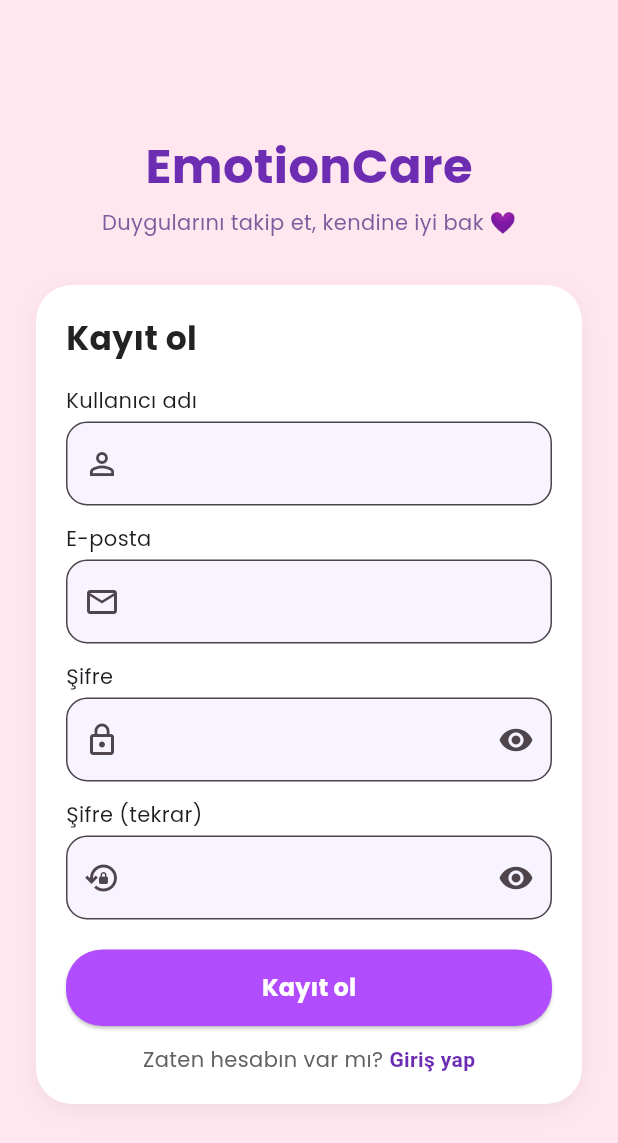
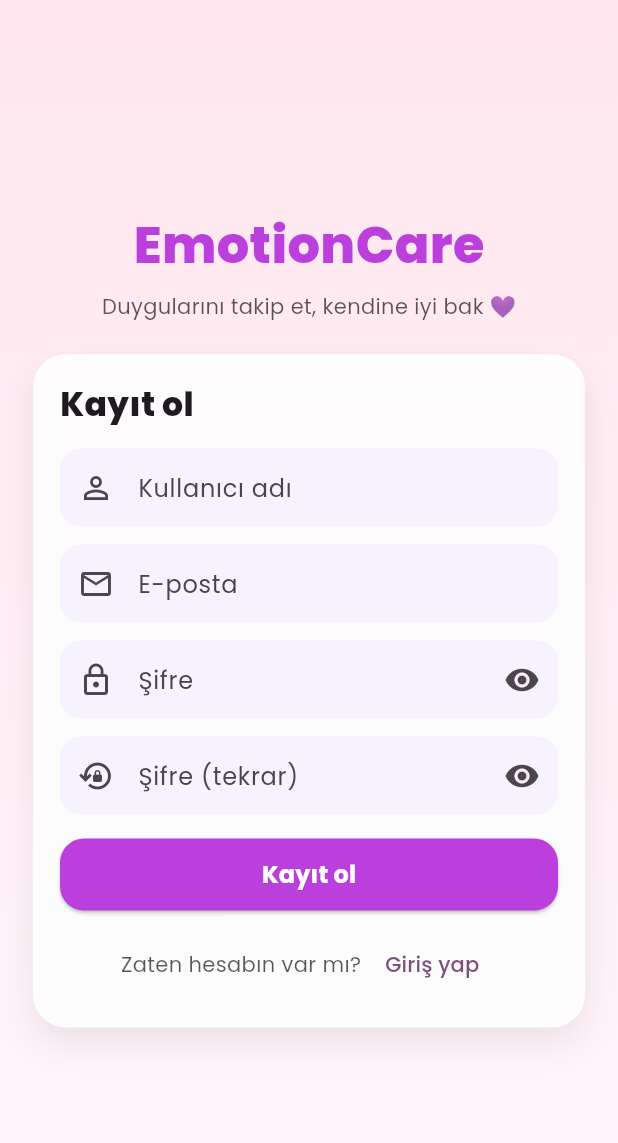
Before and after one commit to HilalNisaCan/EmotionCare, a Flutter app: the RegisterPage screen opened directly, on a phone screen of 412 x 824 dp. Shown: the top 1143 px of the screen. Run offline on Flutter 3.47's test engine with Material 3 defaults, Android fonts, the light colour scheme and no system bars; our stand-ins replace firebase_auth, firebase_core, flutter_riverpod, google_fonts, image_picker, just_audio and 1 more; missing offline and left inert: audio_session; accounts and stored records are empty.

Commit message:
zeynep register page'i düzenledi

```diff
--- a/lib/pages/auth/register_page.dart
+++ b/lib/pages/auth/register_page.dart
@@ -1,353 +1,292 @@
 import 'package:flutter/material.dart';
-// Eğer LoginPage'e geri dönmek için kullanıyorsan (klasör yolunu sizdeki gibi düzelt):
-// import 'login_page.dart';
+import 'package:firebase_auth/firebase_auth.dart';
+
+import 'login_page.dart';
 
 class RegisterPage extends StatefulWidget {
-  const RegisterPage({Key? key}) : super(key: key);
+  const RegisterPage({super.key});
 
   @override
   State<RegisterPage> createState() => _RegisterPageState();
 }
 
 class _RegisterPageState extends State<RegisterPage> {
-  final _formKey = GlobalKey<FormState>();
+  final _usernameCtrl = TextEditingController();
+  final _emailCtrl = TextEditingController();
+  final _passCtrl = TextEditingController();
+  final _pass2Ctrl = TextEditingController();
 
-  final TextEditingController _usernameController = TextEditingController();
-  final TextEditingController _emailController    = TextEditingController();
-  final TextEditingController _passwordController = TextEditingController();
-  final TextEditingController _confirmController  = TextEditingController();
-
-  bool _isPasswordVisible        = false;
-  bool _isConfirmPasswordVisible = false;
-  bool _isLoading                = false;
+  bool _loading = false;
+  bool _obscure1 = true;
+  bool _obscure2 = true;
 
   @override
   void dispose() {
-    _usernameController.dispose();
-    _emailController.dispose();
-    _passwordController.dispose();
-    _confirmController.dispose();
+    _usernameCtrl.dispose();
+    _emailCtrl.dispose();
+    _passCtrl.dispose();
+    _pass2Ctrl.dispose();
     super.dispose();
   }
 
-  bool _isValidEmail(String value) {
-    final emailRegex = RegExp(
-      r'^[\w\.\-]+@([\w\-]+\.)+[\w\-]{2,4}$',
+  void _snack(String msg) {
+    if (!mounted) return;
+    ScaffoldMessenger.of(context).showSnackBar(
+      SnackBar(content: Text(msg)),
     );
-    return emailRegex.hasMatch(value);
   }
 
-  Future<void> _onRegisterPressed() async {
-    // Form geçerli mi?
-    if (!_formKey.currentState!.validate()) return;
+  String _prettyFirebaseError(Object e) {
+    if (e is FirebaseAuthException) {
+      switch (e.code) {
+        case 'email-already-in-use':
+          return 'Bu e-posta zaten kullanılıyor.';
+        case 'invalid-email':
+          return 'E-posta formatı geçersiz.';
+        case 'weak-password':
+          return 'Şifre çok zayıf. En az 6 karakter olmalı.';
+        case 'operation-not-allowed':
+          return 'Email/Password giriş yöntemi Firebase Console’da kapalı. Açman lazım.';
+        case 'configuration-not-found':
+          return 'Firebase yapılandırması bulunamadı. (google-services.json / firebase_options.dart / init kontrol)';
+        default:
+          return 'Hata: ${e.message ?? e.code}';
+      }
+    }
+    return 'Beklenmeyen hata: $e';
+  }
 
-    // Loading başlat
-    setState(() => _isLoading = true);
+  Future<void> _register() async {
+    final username = _usernameCtrl.text.trim();
+    final email = _emailCtrl.text.trim();
+    final pass = _passCtrl.text;
+    final pass2 = _pass2Ctrl.text;
+
+    if (username.isEmpty) {
+      _snack('Kullanıcı adı boş olamaz.');
+      return;
+    }
+    if (email.isEmpty) {
+      _snack('E-posta boş olamaz.');
+      return;
+    }
+    if (pass.length < 6) {
+      _snack('Şifre en az 6 karakter olmalı.');
+      return;
+    }
+    if (pass != pass2) {
+      _snack('Şifreler uyuşmuyor.');
+      return;
+    }
+
+    setState(() => _loading = true);
 
     try {
-      // 🔹 ŞU AN BURADA SADECE SAHTE BİR BEKLEME VAR
-      // Firebase Auth bağlanınca buraya:
-      // await FirebaseAuth.instance.createUserWithEmailAndPassword(
-      //   email: _emailController.text.trim(),
-      //   password: _passwordController.text.trim(),
-      // );
-      //
-      // ve Firestore'a username yazma kodu eklenecek.
+      final cred = await FirebaseAuth.instance.createUserWithEmailAndPassword(
+        email: email,
+        password: pass,
+      );
 
-      await Future.delayed(const Duration(seconds: 1));
+      await cred.user?.updateDisplayName(username);
+
+      _snack('Kayıt başarılı! Şimdi giriş yapabilirsin.');
 
       if (!mounted) return;
-
-      ScaffoldMessenger.of(context).showSnackBar(
-        const SnackBar(
-          content: Text('Kayıt başarılı! (Firebase bağlanınca gerçek kayıt yapılacak)'),
-        ),
+      Navigator.pushReplacement(
+        context,
+        MaterialPageRoute(builder: (_) => const LoginPage()),
       );
-
-      // Başarılı kayıt sonrası ne yapmak istiyorsan buraya koy:
-      // Örnek: login ekranına dön
-      // Navigator.pop(context);
-
-      // veya home / dashboard'a geç (class ismini sizdeki dosyaya göre değiştir):
-      // Navigator.pushReplacement(
-      //   context,
-      //   MaterialPageRoute(builder: (_) => const HomePage()),
-      // );
-
     } catch (e) {
-      if (!mounted) return;
-      ScaffoldMessenger.of(context).showSnackBar(
-        SnackBar(content: Text('Kayıt sırasında bir hata oluştu: $e')),
-      );
+      _snack(_prettyFirebaseError(e));
     } finally {
-      if (mounted) {
-        setState(() => _isLoading = false); // 🔴 HER DURUMDA LOADING KAPANIYOR
-      }
+      if (mounted) setState(() => _loading = false);
     }
   }
 
   @override
   Widget build(BuildContext context) {
-    final theme = Theme.of(context);
+    final purple = const Color.fromARGB(255, 187, 63, 221);
+
+
+    InputDecoration deco({
+      required String label,
+      required String hint,
+      required IconData icon,
+      Widget? suffix,
+    }) {
+      return InputDecoration(
+        labelText: label,
+        hintText: hint,
+        prefixIcon: Icon(icon),
+        suffixIcon: suffix,
+        filled: true,
+        fillColor: const Color(0xFFF6F2FF),
+        border: OutlineInputBorder(
+          borderRadius: BorderRadius.circular(14),
+          borderSide: BorderSide.none,
+        ),
+        contentPadding: const EdgeInsets.symmetric(horizontal: 16, vertical: 14),
+      );
+    }
 
     return Scaffold(
-      backgroundColor: const Color(0xFFFFE6EF),
-      body: SafeArea(
+      body: Container(
+        decoration: const BoxDecoration(
+          gradient: LinearGradient(
+            begin: Alignment.topCenter,
+            end: Alignment.bottomCenter,
+            colors: [Color(0xFFFFE6EF), Color(0xFFFFF6FB)],
+          ),
+        ),
+        child: SafeArea(
           child: Center(
             child: SingleChildScrollView(
-            padding: const EdgeInsets.symmetric(horizontal: 24, vertical: 16),
+              padding: const EdgeInsets.symmetric(horizontal: 22, vertical: 18),
+              child: ConstrainedBox(
+                constraints: const BoxConstraints(maxWidth: 420),
                 child: Column(
-              crossAxisAlignment: CrossAxisAlignment.center,
                   children: [
-                const Text(
+                    Text(
                       'EmotionCare',
                       style: TextStyle(
-                    fontSize: 32,
-                    fontWeight: FontWeight.bold,
-                    color: Color(0xFF6C2DB3),
+                        fontSize: 34,
+                        fontWeight: FontWeight.w800,
+                        color: purple,
                       ),
                     ),
-                const SizedBox(height: 4),
-                const Text(
+                    const SizedBox(height: 6),
+                    Text(
                       'Duygularını takip et, kendine iyi bak 💜',
-                  style: TextStyle(
-                    fontSize: 14,
-                    color: Color(0xFF7D5C9E),
+                      style: TextStyle(color: Colors.black.withOpacity(0.65)),
                     ),
-                ),
-                const SizedBox(height: 32),
-
-                // Beyaz kart
+                    const SizedBox(height: 22),
                     Container(
-                  padding: const EdgeInsets.all(20),
+                      padding: const EdgeInsets.all(18),
                       decoration: BoxDecoration(
-                    color: Colors.white,
-                    borderRadius: BorderRadius.circular(24),
+                        color: Colors.white.withOpacity(0.9),
+                        borderRadius: BorderRadius.circular(22),
                         boxShadow: [
                           BoxShadow(
-                        color: Colors.black.withOpacity(0.05),
-                        blurRadius: 12,
-                        offset: const Offset(0, 4),
-                      ),
+                            blurRadius: 20,
+                            color: Colors.black.withOpacity(0.08),
+                            offset: const Offset(0, 10),
+                          )
                         ],
                       ),
-                  child: Form(
-                    key: _formKey,
                       child: Column(
-                      crossAxisAlignment: CrossAxisAlignment.start,
+                        crossAxisAlignment: CrossAxisAlignment.stretch,
                         children: [
                           const Text(
                             'Kayıt ol',
-                          style: TextStyle(
-                            fontSize: 22,
-                            fontWeight: FontWeight.bold,
-                            color: Colors.black87,
+                            style: TextStyle(fontSize: 22, fontWeight: FontWeight.w800),
+                          ),
+                          const SizedBox(height: 14),
+                          TextField(
+                            controller: _usernameCtrl,
+                            textInputAction: TextInputAction.next,
+                            autofillHints: const [AutofillHints.username],
+                            decoration: deco(
+                              label: 'Kullanıcı adı',
+                              hint: '...',
+                              icon: Icons.person_outline,
+                            ),
+                          ),
+                          const SizedBox(height: 12),
+                          TextField(
+                            controller: _emailCtrl,
+                            keyboardType: TextInputType.emailAddress,
+                            textInputAction: TextInputAction.next,
+                            autofillHints: const [AutofillHints.email],
+                            decoration: deco(
+                              label: 'E-posta',
+                              hint: '...@gmail.com',
+                              icon: Icons.mail_outline,
+                            ),
+                          ),
+                          const SizedBox(height: 12),
+                          TextField(
+                            controller: _passCtrl,
+                            obscureText: _obscure1,
+                            textInputAction: TextInputAction.next,
+                            autofillHints: const [AutofillHints.newPassword],
+                            decoration: deco(
+                              label: 'Şifre',
+                              hint: 'en az 6 karakter',
+                              icon: Icons.lock_outline,
+                              suffix: IconButton(
+                                onPressed: () => setState(() => _obscure1 = !_obscure1),
+                                icon: Icon(_obscure1 ? Icons.visibility : Icons.visibility_off),
+                              ),
+                            ),
+                          ),
+                          const SizedBox(height: 12),
+                          TextField(
+                            controller: _pass2Ctrl,
+                            obscureText: _obscure2,
+                            textInputAction: TextInputAction.done,
+                            autofillHints: const [AutofillHints.newPassword],
+                            decoration: deco(
+                              label: 'Şifre (tekrar)',
+                              hint: 'şifreni tekrar yaz',
+                              icon: Icons.lock_reset_outlined,
+                              suffix: IconButton(
+                                onPressed: () => setState(() => _obscure2 = !_obscure2),
+                                icon: Icon(_obscure2 ? Icons.visibility : Icons.visibility_off),
+                              ),
                             ),
                           ),
                           const SizedBox(height: 16),
 
-                        // Kullanıcı adı
-                        const Text('Kullanıcı adı'),
-                        const SizedBox(height: 4),
-                        TextFormField(
-                          controller: _usernameController,
-                          decoration: InputDecoration(
-                            prefixIcon: const Icon(Icons.person_outline),
-
-                            border: OutlineInputBorder(
-                              borderRadius: BorderRadius.circular(14),
-                            ),
-                            filled: true,
-                            fillColor: const Color(0xFFF7F3FF),
-                          ),
-                          validator: (value) {
-                            if (value == null || value.trim().isEmpty) {
-                              return 'Kullanıcı adı boş olamaz';
-                            }
-                            return null;
-                          },
-                        ),
-                        const SizedBox(height: 12),
-
-                        // E-posta
-                        const Text('E-posta'),
-                        const SizedBox(height: 4),
-                        TextFormField(
-                          controller: _emailController,
-                          keyboardType: TextInputType.emailAddress,
-                          decoration: InputDecoration(
-                            prefixIcon: const Icon(Icons.email_outlined),
-
-                            border: OutlineInputBorder(
-                              borderRadius: BorderRadius.circular(14),
-                            ),
-                            filled: true,
-                            fillColor: const Color(0xFFF7F3FF),
-                          ),
-                          validator: (value) {
-                            final text = value?.trim() ?? '';
-                            if (text.isEmpty) {
-                              return 'E-posta boş olamaz';
-                            }
-                            if (!_isValidEmail(text)) {
-                              return 'Lütfen geçerli bir e-posta gir';
-                            }
-                            return null;
-                          },
-                        ),
-                        const SizedBox(height: 12),
-
-                        // Şifre
-                        const Text('Şifre'),
-                        const SizedBox(height: 4),
-                        TextFormField(
-                          controller: _passwordController,
-                          obscureText: !_isPasswordVisible,
-                          decoration: InputDecoration(
-                            prefixIcon: const Icon(Icons.lock_outline),
-                            suffixIcon: IconButton(
-                              icon: Icon(
-                                _isPasswordVisible
-                                    ? Icons.visibility_off
-                                    : Icons.visibility,
-                              ),
-                              onPressed: () {
-                                setState(() {
-                                  _isPasswordVisible = !_isPasswordVisible;
-                                });
-                              },
-                            ),
-
-                            border: OutlineInputBorder(
-                              borderRadius: BorderRadius.circular(14),
-                            ),
-                            filled: true,
-                            fillColor: const Color(0xFFF7F3FF),
-                          ),
-                          validator: (value) {
-                            final text = value ?? '';
-                            if (text.isEmpty) {
-                              return 'Şifre boş olamaz';
-                            }
-                            if (text.length < 6) {
-                              return 'Şifre en az 6 karakter olmalı';
-                            }
-                            return null;
-                          },
-                        ),
-                        const SizedBox(height: 12),
-
-                        // Şifre tekrar
-                        const Text('Şifre (tekrar)'),
-                        const SizedBox(height: 4),
-                        TextFormField(
-                          controller: _confirmController,
-                          obscureText: !_isConfirmPasswordVisible,
-                          decoration: InputDecoration(
-                            prefixIcon: const Icon(Icons.lock_reset_outlined),
-                            suffixIcon: IconButton(
-                              icon: Icon(
-                                _isConfirmPasswordVisible
-                                    ? Icons.visibility_off
-                                    : Icons.visibility,
-                              ),
-                              onPressed: () {
-                                setState(() {
-                                  _isConfirmPasswordVisible =
-                                      !_isConfirmPasswordVisible;
-                                });
-                              },
-                            ),
-
-                            border: OutlineInputBorder(
-                              borderRadius: BorderRadius.circular(14),
-                            ),
-                            filled: true,
-                            fillColor: const Color(0xFFF7F3FF),
-                          ),
-                          validator: (value) {
-                            if (value == null || value.isEmpty) {
-                              return 'Lütfen şifreni tekrar gir';
-                            }
-                            if (value != _passwordController.text) {
-                              return 'Şifreler eşleşmiyor';
-                            }
-                            return null;
-                          },
-                        ),
-                        const SizedBox(height: 20),
-
-                        // KAYIT OL BUTONU
+                          // ✅ BUTON DÜZELTİLDİ: yazı beyaz + disabled halde kaybolmuyor
                           SizedBox(
-                          width: double.infinity,
+                            height: 48,
                             child: ElevatedButton(
-                            onPressed: _isLoading ? null : _onRegisterPressed,
+                              onPressed: _loading ? null : _register,
                               style: ElevatedButton.styleFrom(
-                              backgroundColor: const Color(0xFFB14DFF),
-                              padding:
-                                  const EdgeInsets.symmetric(vertical: 14),
+                                backgroundColor: purple,
+                                foregroundColor: Colors.white, // ✅ yazı rengi
+                                disabledBackgroundColor: Colors.grey.shade300,
+                                disabledForegroundColor: Colors.white70, // ✅ disabled yazı görünür
                                 shape: RoundedRectangleBorder(
-                                borderRadius: BorderRadius.circular(24),
+                                  borderRadius: BorderRadius.circular(16),
                                 ),
                               ),
-                            child: _isLoading
+                              child: _loading
                                   ? const SizedBox(
-                                    height: 20,
-                                    width: 20,
+                                      width: 22,
+                                      height: 22,
                                       child: CircularProgressIndicator(
-                                      strokeWidth: 2,
-                                      valueColor:
-                                          AlwaysStoppedAnimation(Colors.white),
+                                        strokeWidth: 2.5,
+                                        color: Colors.white, // ✅ loading rengi
                                       ),
                                     )
                                   : const Text(
                                       'Kayıt ol',
-                                    style: TextStyle(
-                                      fontSize: 16,
-                                      fontWeight: FontWeight.bold,
-                                      color: Colors.white,
+                                      style: TextStyle(fontSize: 16, fontWeight: FontWeight.w700),
                                     ),
                             ),
                           ),
+
+                          const SizedBox(height: 12),
+                          Row(
+                            mainAxisAlignment: MainAxisAlignment.center,
+                            children: [
+                              Text(
+                                'Zaten hesabın var mı? ',
+                                style: TextStyle(color: Colors.black.withOpacity(0.65)),
                               ),
-                        const SizedBox(height: 12),
-
-                        // Zaten hesabın var mı? Giriş yap
-                        Center(
-                          child: GestureDetector(
-                            onTap: () {
-                              // Eğer bu sayfaya login'den Navigator.push ile geliyorsanız:
-                              Navigator.pop(context);
-
-                              // Ya da direkt LoginPage'e gitmek istiyorsan:
-                              // Navigator.pushReplacement(
-                              //   context,
-                              //   MaterialPageRoute(
-                              //     builder: (_) => const LoginPage(),
-                              //   ),
-                              // );
+                              TextButton(
+                                onPressed: () {
+                                  Navigator.pushReplacement(
+                                    context,
+                                    MaterialPageRoute(builder: (_) => const LoginPage()),
+                                  );
                                 },
-                            child: RichText(
-                              text: TextSpan(
-                                style: theme.textTheme.bodyMedium!.copyWith(
-                                  color: Colors.grey[700],
-                                ),
-                                children: const [
-                                  TextSpan(text: 'Zaten hesabın var mı? '),
-                                  TextSpan(
-                                    text: 'Giriş yap',
-                                    style: TextStyle(
-                                      fontWeight: FontWeight.bold,
-                                      color: Color(0xFF6C2DB3),
-                                    ),
+                                child: const Text('Giriş yap'),
                               ),
                             ],
                           ),
-                            ),
-                          ),
-                        )
                         ],
-                    ),
                       ),
                     ),
                   ],
@@ -355,6 +294,8 @@ class _RegisterPageState extends State<RegisterPage> {
               ),
             ),
           ),
+        ),
+      ),
     );
   }
 }
```
Also changed, not shown: lib/main.dart (+8 -7 lines), firebase.json (added), lib/firebase_options.dart (added), 2 other files. Lines whose indentation alone changed are shown as unchanged.
